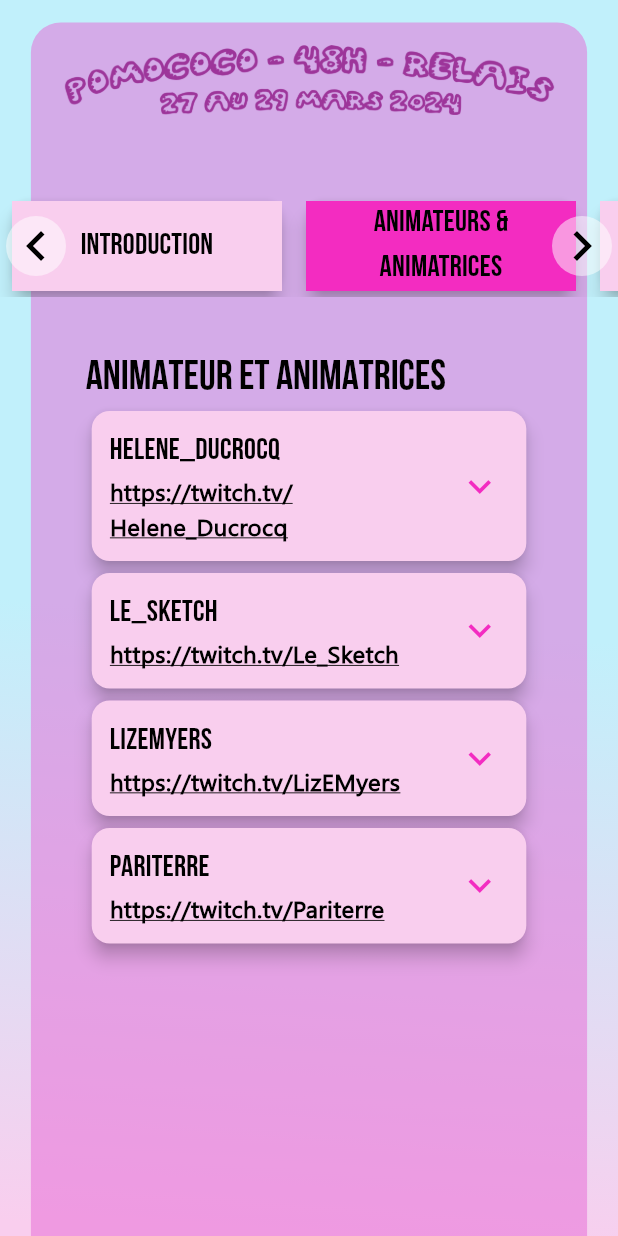
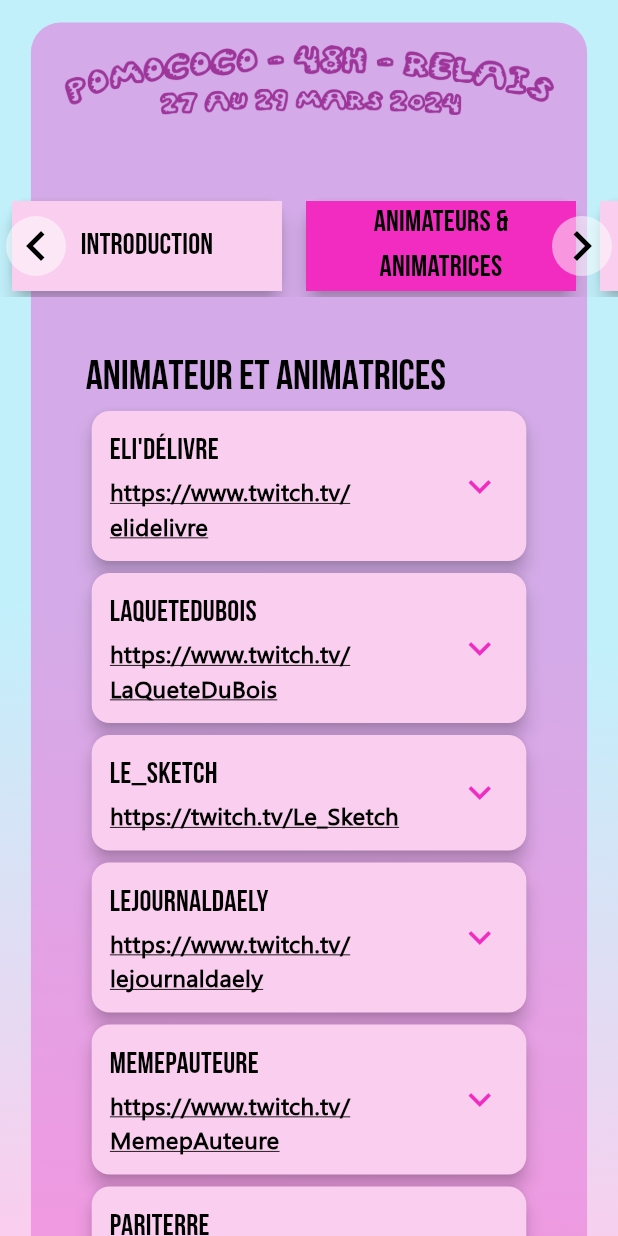
Before and after one commit to pariterre/pomo_coco_website, a Flutter app: the screen it shows after launch, after a tap on an icon or button, on a phone screen of 412 x 824 dp. Run offline on Flutter 3.47's test engine with Material 3 defaults, Android fonts, the phone set to English and light mode, and no system bars; our stand-ins replace cloud_firestore, device_info_plus, firebase_auth, firebase_core, shared_preferences, youtube_player_iframe; missing offline and left inert: twitch_manager; accounts and stored records are empty; network calls fail; statements that could not run were skipped.

Commit message:
Added confirmed streamers

```diff
--- a/lib/managers/config_manager.dart
+++ b/lib/managers/config_manager.dart
@@ -21,17 +21,14 @@
   ///
   final streamersInfo = [
     StreamerInfo(
-      'Helene_Ducrocq',
+      'Pariterre',
       description:
-          'Bienvenue dans mon studio de création ! Découvre mon quotidien de '
-          'réalisatrice de films d\'animation, d\'illustratrice, d\'autrice '
-          'de livres et d\'artiste. Ici, on coworke pou parler créativité, '
-          'coups de coeur et je réalise en direct mes prochains projets '
-          '(4 films en animation, 1 livre, 1 expo).',
-      twitchUrl: 'https://twitch.tv/Helene_Ducrocq',
-      personalWebSite: 'https://www.lesmalaimes.fr',
-      presentationYoutubeId: 'wmozo8-xjTE',
-      philosophyYoutubeId: 'zxv7PvuKWfM',
+          'Étudiant en musique à une certaine époque, étudiant en kinésiologie '
+          'à une autre...Alors pourquoi pas compléter un doctorat en Science '
+          'de l\'Activité Physique chez les musiciens?',
+      twitchUrl: 'https://twitch.tv/Pariterre',
+      presentationYoutubeId: 'TJHV5L9P12k',
+      philosophyYoutubeId: 'iwt_sJ5KFWM',
     ),
     StreamerInfo(
       'Le_Sketch',
@@ -44,24 +41,39 @@
       presentationYoutubeId: '-L-6w6j5QqA',
       philosophyYoutubeId: 'b_tMzOHvulU',
     ),
-    StreamerInfo(
-      'LizEMyers',
-      description:
-          'French author living in the US / Auteur française - Fantasy - '
-          'Urban Fantasy expatriée aux USA / Saga Mathilda Shade',
-      twitchUrl: 'https://twitch.tv/LizEMyers',
-      presentationYoutubeId: 'SkYBOe7RbFA',
-    ),
-    StreamerInfo(
-      'Pariterre',
-      description:
-          'Étudiant en musique à une certaine époque, étudiant en kinésiologie '
-          'à une autre...Alors pourquoi pas compléter un doctorat en Science '
-          'de l\'Activité Physique chez les musiciens?',
-      twitchUrl: 'https://twitch.tv/Pariterre',
-      presentationYoutubeId: 'TJHV5L9P12k',
-      philosophyYoutubeId: 'iwt_sJ5KFWM',
-    ),
+    StreamerInfo('LaQueteDuBois',
+        description:
+            'Étant concepteur ébéniste je veux vous présenter mon atelier, '
+            'partagé mon savoir et si le temps si prête jouer a quelque jeux '
+            'qui m\'inspire.',
+        twitchUrl: 'https://www.twitch.tv/LaQueteDuBois'),
+    StreamerInfo('Eli\'délivre',
+        description:
+            '👩🏻‍💻Chroniqueuse littéraire, 21 ans📚Lectures en tous genres '
+            '📍Suisse ✉️ Contact pro: elidelivre@gmail.com',
+        twitchUrl: 'https://www.twitch.tv/elidelivre'),
+    StreamerInfo('lejournaldaely',
+        description:
+            'Amoureuse des livres 📚, du café ☕, du chocolat 🍫 et des chats '
+            '😻Tricoteuse compulsive 🧶Vous trouverez ici des lives '
+            'principalement autour de la lecture (RWM, Bookhaul, Challenges '
+            'Littéraires, Bilan du mois etc), des séances papotage, des sessions '
+            'de loisirs créatifs et un peu de gaming !',
+        twitchUrl: 'https://www.twitch.tv/lejournaldaely'),
+    StreamerInfo('WayceUpenFoya',
+        description:
+            'J\'ai lancé cette chaîne pour partager ma passion pour l\'écriture, '
+            'la lecture et toutes les créations artistiques. Même si vous me '
+            'verrez aussi jouer à des jeux vidéos et discuter autour de divers '
+            'sujets, mon but est de partager avec vous ces univers qui me '
+            'bercent depuis maintenant des années.',
+        twitchUrl: 'https://www.twitch.tv/WayceUpenFoya'),
+    StreamerInfo('MemepAuteure',
+        description:
+            'Salut ! Moi c\'est MemepAuteure ! J\'ai 28 ans et je suis auteure '
+            'de fantasy. Sur ma chaîne, tu découvriras des sessions de '
+            'co-working et parfois des jeux vidéos.',
+        twitchUrl: 'https://www.twitch.tv/MemepAuteure'),
   ];
 
   ///
--- a/lib/models/firebase_updater.dart
+++ b/lib/models/firebase_updater.dart
@@ -18,7 +18,8 @@
   Future<void> initializeFirebaseUpdater() async {
     _dataRef.doc('results').get().then((doc) {
       if (doc.exists) {
-        final data = doc.data()!['all'] as Map<String, dynamic>;
+        final data = doc.data()!['all'] as Map<String, dynamic>?;
+        if (data == null) return;
         updateAllItems(
             data.keys.map((key) => deserialize(key, data[key]!)).toList());
       }
```
Also changed, not shown: pubspec.lock.
